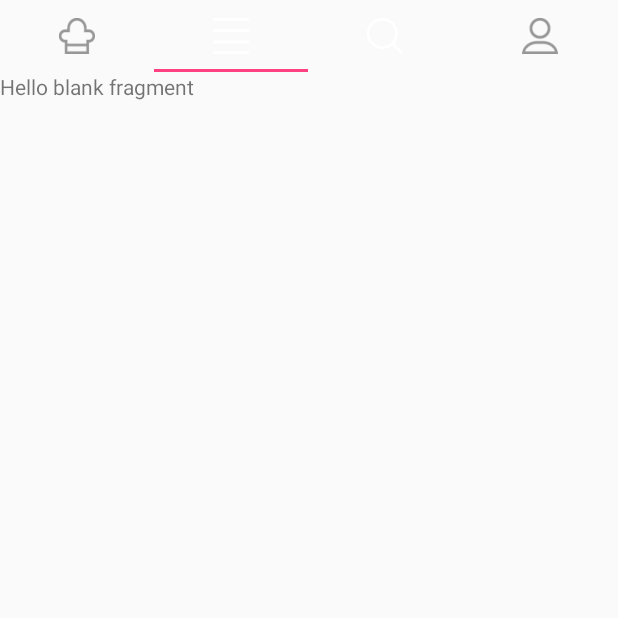
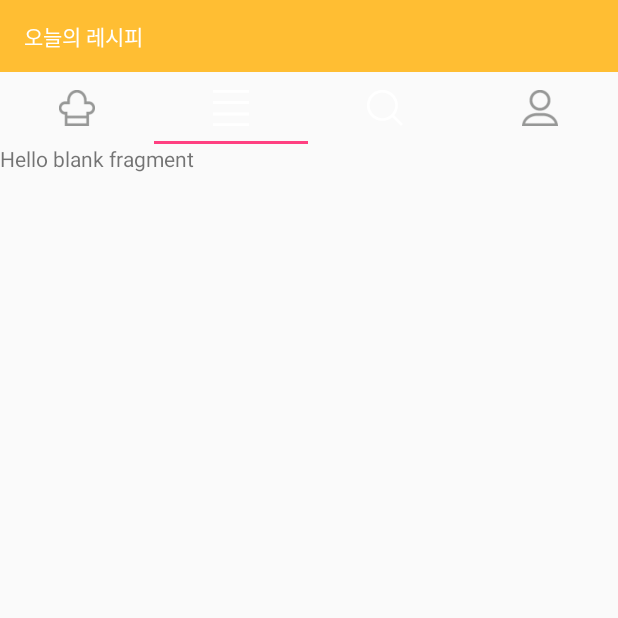
Before and after one commit to hixguru/Yosee, an Android app: the MainActivity screen opened directly, with no data from a screen before it, tab 2 chosen, on a phone screen of 412 x 824 dp, the top half of it. Run offline under Robolectric (Android 15) with nearby library versions, the phone set to English and light mode, and no system bars; our stand-ins replace ButterKnife, Dagger/Hilt's generated code; 2 statements that could not run were skipped.

Commit message:
Toolbar 적용 및 Application Class & AppModule 추가

```diff
--- /dev/null
+++ b/app/src/main/java/kr/yosee/YoseeApplication.java
@@ -0,0 +1,8 @@
+package kr.yosee;
+
+/**
+ * Created by hwanik on 2017. 1. 30..
+ */
+
+public class YoseeApplication {
+}
--- /dev/null
+++ b/app/src/main/java/kr/yosee/dagger/view/AppComponent.java
@@ -0,0 +1,8 @@
+package kr.yosee.dagger.view;
+
+/**
+ * Created by hwanik on 2017. 1. 30..
+ */
+
+public interface AppComponent {
+}
--- a/app/src/main/java/kr/yosee/view/MainActivity.java
+++ b/app/src/main/java/kr/yosee/view/MainActivity.java
@@ -4,13 +4,14 @@ import android.os.Bundle;
 import android.support.design.widget.TabLayout;
 import android.support.v4.view.ViewPager;
 import android.support.v7.app.AppCompatActivity;
+import android.support.v7.widget.Toolbar;
 import butterknife.BindView;
 import butterknife.ButterKnife;
 import kr.yosee.R;
 import kr.yosee.adapter.TabPagerAdapter;
 
 public class MainActivity extends AppCompatActivity {
-
+    @BindView(R.id.toolbar) Toolbar toolbar;
     @BindView(R.id.tab_layout) TabLayout tabLayout;
     @BindView(R.id.view_pager) ViewPager viewPager;
 
@@ -23,6 +24,7 @@ public class MainActivity extends AppCompatActivity {
     protected void onCreate(Bundle savedInstanceState) {
         super.onCreate(savedInstanceState);
         setContentView(R.layout.activity_main);
+        setSupportActionBar(toolbar);
 
         ButterKnife.bind(this);
         initView();
--- a/app/src/main/res/layout/activity_main.xml
+++ b/app/src/main/res/layout/activity_main.xml
@@ -1,13 +1,27 @@
 <?xml version="1.0" encoding="utf-8"?>
 <LinearLayout xmlns:android="http://schemas.android.com/apk/res/android"
+    xmlns:app="http://schemas.android.com/apk/res-auto"
     xmlns:tools="http://schemas.android.com/tools"
-    xmlns:app="http://schemas.android.com/apk/res-auto"
     android:id="@+id/activity_main"
     android:layout_width="match_parent"
     android:layout_height="match_parent"
     android:orientation="vertical"
     tools:context="kr.yosee.view.MainActivity"
     >
+
+    <android.support.v7.widget.Toolbar
+        android:id="@+id/toolbar"
+        android:layout_width="match_parent"
+        android:layout_height="48dp"
+        android:background="@color/yoseeColor"
+        >
+        <TextView
+            android:layout_width="match_parent"
+            android:layout_height="wrap_content"
+            android:text="@string/tool_bar_title"
+            android:textColor="@android:color/white"
+            />
+    </android.support.v7.widget.Toolbar>
 
     <android.support.design.widget.TabLayout
         android:id="@+id/tab_layout"
--- a/app/src/main/res/layout/fragment_home_recipe_item.xml
+++ b/app/src/main/res/layout/fragment_home_recipe_item.xml
@@ -5,6 +5,7 @@
     android:layout_width="match_parent"
     android:layout_height="350dp"
     android:layout_margin="8dp"
+    android:elevation="3dp"
     app:cardCornerRadius="4dp"
     >
     <RelativeLayout
--- a/app/src/main/res/values/colors.xml
+++ b/app/src/main/res/values/colors.xml
@@ -3,4 +3,5 @@
     <color name="colorPrimary">#3F51B5</color>
     <color name="colorPrimaryDark">#303F9F</color>
     <color name="colorAccent">#FF4081</color>
+    <color name="yoseeColor">#ffffbe33</color>
 </resources>
--- a/app/src/main/res/values/strings.xml
+++ b/app/src/main/res/values/strings.xml
@@ -5,4 +5,5 @@
 
     <!-- TODO: Remove or change this placeholder text -->
     <string name="hello_blank_fragment">Hello blank fragment</string>
+    <string name="tool_bar_title">오늘의 레시피</string>
 </resources>
```
